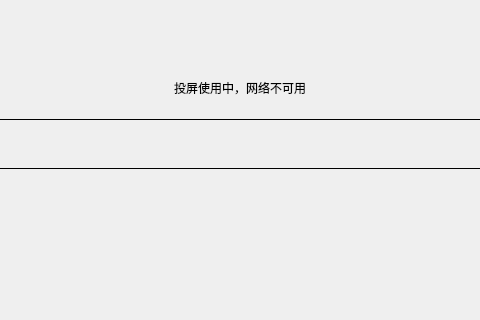
First picture: the form in plugins/network/netconnect/netconnect.ui, repository ukui/ukui-control-center, before the edit; both pictures show x 169 to 649 and y 0 to 320 of the 800 by 710 pixel window.
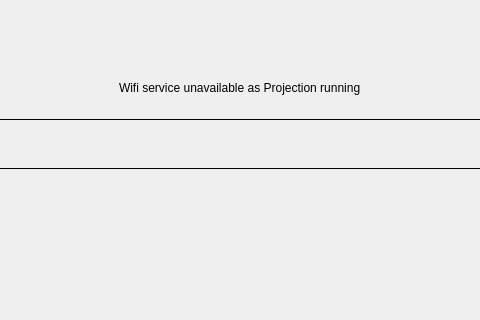
Second picture: the form after the edit. Custom widgets are drawn as their Qt base class.

Commit message: 修改提示信息

```diff
--- a/plugins/network/netconnect/netconnect.ui
+++ b/plugins/network/netconnect/netconnect.ui
@@ -126,7 +126,7 @@
         <item>
          <widget class="QLabel" name="mira_label">
           <property name="text">
-           <string>投屏使用中，网络不可用</string>
+           <string>Wifi service unavailable as Projection running</string>
           </property>
          </widget>
         </item>
```
The commit also changes 1 other file.
